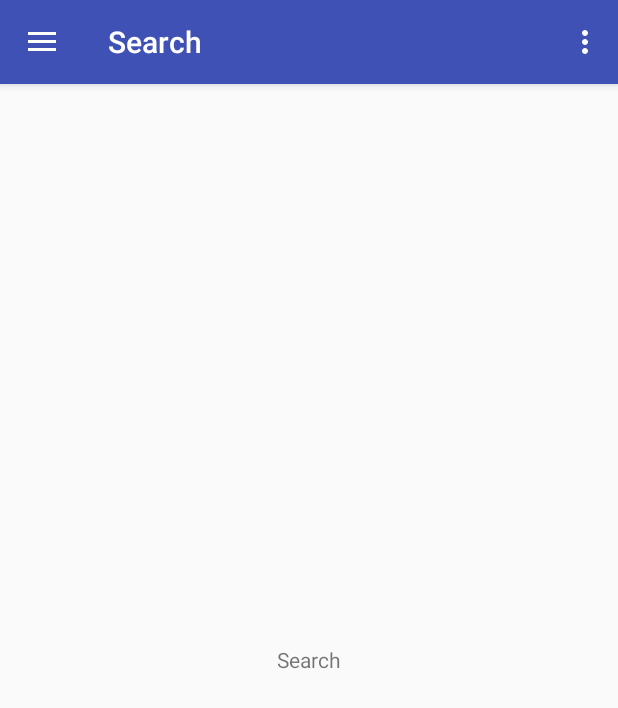
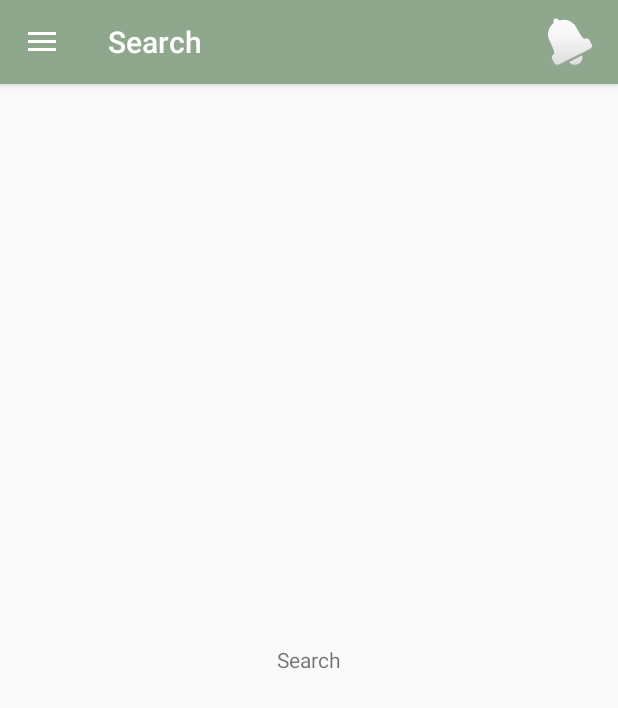
Before and after one commit to Emrehzl94/Gezi-Yorum-1, an Android app: the MainActivity screen opened directly, with no data from a screen before it, in the side drawer, after a tap on "Search", on a phone screen of 412 x 824 dp. Shown: the top 708 px of the screen. Run offline under Robolectric (Android 15) with nearby library versions, the phone set to English and light mode, and no system bars.

Commit message:
WebView added for home page and profile page. new cookie added for sign this as a mobile application. Visual approvents applied.

```diff
--- a/app/src/main/AndroidManifest.xml
+++ b/app/src/main/AndroidManifest.xml
@@ -13,7 +13,8 @@
         android:label="@string/app_name"
         android:roundIcon="@mipmap/ic_launcher_round"
         android:supportsRtl="true"
-        android:theme="@style/AppTheme">
+        android:theme="@style/AppTheme"
+        >
         <activity
             android:name=".LoginActivity"
             android:label="@string/app_name">
@@ -26,7 +27,8 @@
         <activity
             android:name=".MainActivity"
             android:label="@string/title_activity_main"
-            android:theme="@style/AppTheme.NoActionBar" />
+            android:theme="@style/AppTheme.NoActionBar"
+            android:screenOrientation="portrait"/>
 
         <service android:name=".LocationSaveService" />
         <service android:name=".ZipFileUploader" />
--- /dev/null
+++ b/app/src/main/java/com/example/murat/gezi_yorum/Fragments/Notifications.java
@@ -0,0 +1,28 @@
+package com.example.murat.gezi_yorum.Fragments;
+
+import android.os.Bundle;
+import android.support.annotation.Nullable;
+import android.support.v4.app.Fragment;
+import android.view.LayoutInflater;
+import android.view.View;
+import android.view.ViewGroup;
+
+import com.example.murat.gezi_yorum.R;
+
+/**
+ * Shows notification
+ */
+
+public class Notifications extends Fragment {
+    @Override
+    public void onViewCreated(View view, @Nullable Bundle savedInstanceState) {
+        super.onViewCreated(view, savedInstanceState);
+        getActivity().setTitle(getString(R.string.notification));
+    }
+
+    @Nullable
+    @Override
+    public View onCreateView(LayoutInflater inflater, @Nullable ViewGroup container, @Nullable Bundle savedInstanceState) {
+        return inflater.inflate(R.layout.notifications_fragmnet,container,false);
+    }
+}
--- /dev/null
+++ b/app/src/main/java/com/example/murat/gezi_yorum/Fragments/WebViewFragment.java
@@ -0,0 +1,88 @@
+package com.example.murat.gezi_yorum.Fragments;
+
+import android.graphics.Bitmap;
+import android.os.Bundle;
+import android.support.annotation.Nullable;
+import android.support.v4.app.Fragment;
+import android.view.LayoutInflater;
+import android.view.View;
+import android.view.ViewGroup;
+import android.webkit.WebResourceRequest;
+import android.webkit.WebSettings;
+import android.webkit.WebView;
+import android.webkit.WebViewClient;
+import android.widget.ProgressBar;
+
+import com.example.murat.gezi_yorum.Entity.Constants;
+import com.example.murat.gezi_yorum.R;
+
+/**
+ * Social Media WebViewFragment Page Environment
+ */
+
+public class WebViewFragment extends Fragment {
+
+    private WebView webView;
+    private ProgressBar progressBar;
+    @Override
+    public void onViewCreated(View view, @Nullable Bundle savedInstanceState) {
+        super.onViewCreated(view, savedInstanceState);
+        getActivity().setTitle(getString(R.string.home));
+
+        progressBar = view.findViewById(R.id.progressBar);
+
+        Bundle extras = getArguments();
+        String url = Constants.APP + extras.getString(Constants.PAGE);
+
+        webView = view.findViewById(R.id.webView);
+        webView.setWebViewClient(new WebViewClient(){
+            @Override
+            public boolean shouldOverrideUrlLoading(WebView view, WebResourceRequest request) {
+                String url = request.getUrl().toString();
+                if(url.contains(Constants.ROOT)) {
+                    webView.loadUrl(url);
+                }else {
+                    return super.shouldOverrideUrlLoading(view, request);
+                }
+                return false;
+            }
+
+            @Override
+            public void onPageStarted(WebView view, String url, Bitmap favicon) {
+                super.onPageStarted(view, url, favicon);
+                progressBar.setVisibility(View.VISIBLE);
+
+            }
+
+            @Override
+            public void onPageFinished(WebView view, String url) {
+                super.onPageFinished(view, url);
+                progressBar.setVisibility(View.GONE);
+            }
+        });
+        WebSettings settings = webView.getSettings();
+        settings.setJavaScriptEnabled(true);
+
+        webView.loadUrl(url);
+        //webView.loadUrl("http://trendbul.yavuzmacit.com/cookie.php");
+
+    }
+
+    @Nullable
+    @Override
+    public View onCreateView(LayoutInflater inflater, @Nullable ViewGroup container, @Nullable Bundle savedInstanceState) {
+        return inflater.inflate(R.layout.home_fragment,container,false);
+    }
+
+    /**
+     * Activity send goBack onBackPressed
+     * @return if can go back
+     */
+    public boolean goBack(){
+        if(webView.canGoBack()){
+            webView.goBack();
+            return true;
+        }
+        return false;
+    }
+}
--- a/app/src/main/java/com/example/murat/gezi_yorum/MainActivity.java
+++ b/app/src/main/java/com/example/murat/gezi_yorum/MainActivity.java
@@ -14,16 +14,18 @@ import android.support.v4.widget.DrawerLayout;
 import android.support.v7.app.ActionBarDrawerToggle;
 import android.support.v7.app.AppCompatActivity;
 import android.support.v7.widget.Toolbar;
-import android.view.Menu;
 import android.view.MenuItem;
+import android.view.View;
+import android.widget.ImageButton;
 
 import com.example.murat.gezi_yorum.Entity.Constants;
-import com.example.murat.gezi_yorum.Fragments.Home;
+import com.example.murat.gezi_yorum.Fragments.Notifications;
 import com.example.murat.gezi_yorum.Fragments.Search;
 import com.example.murat.gezi_yorum.Fragments.TripControllers.ContinuingTrip;
 import com.example.murat.gezi_yorum.Fragments.TripControllers.StartTripFragment;
 import com.example.murat.gezi_yorum.Fragments.TripControllers.TimeLine;
 import com.example.murat.gezi_yorum.Fragments.TripControllers.Trips;
+import com.example.murat.gezi_yorum.Fragments.WebViewFragment;
 
 public class MainActivity extends AppCompatActivity implements NavigationView.OnNavigationItemSelectedListener {
     private SharedPreferences preferences;
@@ -35,6 +37,14 @@ public class MainActivity extends AppCompatActivity implements NavigationView.On
 
         Toolbar toolbar = findViewById(R.id.toolbar);
         setSupportActionBar(toolbar);
+
+        ImageButton notification = findViewById(R.id.notifications);
+        notification.setOnClickListener(new View.OnClickListener() {
+            @Override
+            public void onClick(View view) {
+                changeFragment(new Notifications());
+            }
+        });
 
         preferences = getPreferences(Context.MODE_PRIVATE);
 
@@ -50,7 +60,11 @@ public class MainActivity extends AppCompatActivity implements NavigationView.On
         if(isActive.equals(Constants.ACTIVE)){
             changeFragment(new ContinuingTrip());
         }else {
-            changeFragment(new Home());
+            Fragment home = new WebViewFragment();
+            Bundle extras = new Bundle();
+            extras.putString(Constants.PAGE, Constants.HOME);
+            home.setArguments(extras);
+            changeFragment(home);
         }
     }
 
@@ -60,30 +74,11 @@ public class MainActivity extends AppCompatActivity implements NavigationView.On
         if (drawer.isDrawerOpen(GravityCompat.START)) {
             drawer.closeDrawer(GravityCompat.START);
         } else {
+            if(currentFragment.getClass().equals(WebViewFragment.class) && ((WebViewFragment)currentFragment).goBack()){
+                return;
+            }
             finishAffinity();
         }
-    }
-
-    @Override
-    public boolean onCreateOptionsMenu(Menu menu) {
-        // Inflate the menu; this adds items to the action bar if it is present.
-        getMenuInflater().inflate(R.menu.main, menu);
-        return true;
-    }
-
-    @Override
-    public boolean onOptionsItemSelected(MenuItem item) {
-        // Handle action bar item clicks here. The action bar will
-        // automatically handle clicks on the Home/Up button, so long
-        // as you specify a parent activity in AndroidManifest.xml.
-        int id = item.getItemId();
-
-        //noinspection SimplifiableIfStatement
-        if (id == R.id.action_settings) {
-            return true;
-        }
-
-        return super.onOptionsItemSelected(item);
     }
 
     @SuppressWarnings("StatementWithEmptyBody")
@@ -93,10 +88,19 @@ public class MainActivity extends AppCompatActivity implements NavigationView.On
         Fragment fragment = null;
         int id = item.getItemId();
         switch (id){
+            case(R.id.nav_profile): {
+                fragment = new WebViewFragment();
+                Bundle extras = new Bundle();
+                extras.putString(Constants.PAGE, Constants.PROFILE);
+                fragment.setArguments(extras);
+                break;
+            }
             case(R.id.nav_home): {
-                fragment = new Home();
+                fragment = new WebViewFragment();
+                Bundle extras = new Bundle();
+                extras.putString(Constants.PAGE, Constants.HOME);
+                fragment.setArguments(extras);
                 break;
-                // Handle the camera action
             }case (R.id.nav_trips): {
                 fragment = new Trips();
                 break;
--- a/app/src/main/res/layout/app_bar_main.xml
+++ b/app/src/main/res/layout/app_bar_main.xml
@@ -16,7 +16,17 @@
             android:layout_width="match_parent"
             android:layout_height="?attr/actionBarSize"
             android:background="?attr/colorPrimary"
-            app:popupTheme="@style/AppTheme.PopupOverlay" />
+            app:popupTheme="@style/AppTheme.PopupOverlay" >
+            <ImageButton
+                android:id="@+id/notifications"
+                android:layout_width="wrap_content"
+                android:layout_height="wrap_content"
+                android:src="@android:drawable/ic_popup_reminder"
+                android:layout_gravity="end"
+                android:layout_marginEnd="@dimen/fab_margin"
+                android:background="#00000000"
+                android:contentDescription="@string/notification" />
+        </android.support.v7.widget.Toolbar>
 
     </android.support.design.widget.AppBarLayout>
 
--- a/app/src/main/res/menu/activity_main_drawer.xml
+++ b/app/src/main/res/menu/activity_main_drawer.xml
@@ -2,6 +2,10 @@
 <menu xmlns:android="http://schemas.android.com/apk/res/android">
 
     <group android:checkableBehavior="single">
+        <item
+            android:id="@+id/nav_profile"
+            android:icon="@android:drawable/ic_menu_crop"
+            android:title="@string/profile" />
         <item
             android:id="@+id/nav_home"
             android:icon="@android:drawable/ic_menu_view"
@@ -12,7 +16,7 @@
             android:title="@string/trips" />
         <item
             android:id="@+id/nav_timeline"
-            android:icon="@drawable/ic_menu_slideshow"
+            android:icon="@android:drawable/ic_menu_myplaces"
             android:title="@string/timeline" />
         <item
             android:id="@+id/nav_search"
--- a/app/src/main/res/menu/main.xml
+++ /dev/null
@@ -1,9 +0,0 @@
-<?xml version="1.0" encoding="utf-8"?>
-<menu xmlns:android="http://schemas.android.com/apk/res/android"
-    xmlns:app="http://schemas.android.com/apk/res-auto">
-    <item
-        android:id="@+id/action_settings"
-        android:orderInCategory="100"
-        android:title="@string/action_settings"
-        app:showAsAction="never" />
-</menu>
--- a/app/src/main/res/values/colors.xml
+++ b/app/src/main/res/values/colors.xml
@@ -1,6 +1,9 @@
 <?xml version="1.0" encoding="utf-8"?>
 <resources>
-    <color name="colorPrimary">#3F51B5</color>
-    <color name="colorPrimaryDark">#303F9F</color>
-    <color name="colorAccent">#FF4081</color>
+    <color name="colorPrimary">#8fa88d</color>
+    <color name="colorPrimaryDark">#51664f</color>
+    <color name="colorAccent">#b2abab</color>
+
+    <color name="colorLowAlpha">#6612ff00</color>
+    <color name="colorBlackLowAlpha">#44000000</color>
 </resources>
--- a/app/src/main/res/values/strings.xml
+++ b/app/src/main/res/values/strings.xml
@@ -46,4 +46,7 @@
     <string name="register_ok">Account created successfully.</string>
     <string name="start">Start</string>
     <string name="finish">Finish</string>
+    <string name="profile">Profile</string>
+    <string name="notification">Notification</string>
+    <string name="wo_login">Contiune without login</string>
 </resources>
```
Also changed, not shown: app/src/main/java/com/example/murat/gezi_yorum/Entity/Constants.java (+7 -2 lines), app/src/main/java/com/example/murat/gezi_yorum/Fragments/TripControllers/TripSummary.java (+5 -10 lines), app/src/main/java/com/example/murat/gezi_yorum/LoginActivity.java (+26 -14 lines), app/src/main/res/layout/activity_login.xml (+8 -0 lines), app/src/main/res/layout/home_fragment.xml (+14 -6 lines), app/src/main/res/layout/media_fragment.xml (+4 -9 lines), app/src/main/res/layout/notifications_fragmnet.xml (added, +12 -0 lines), 1 other file.
